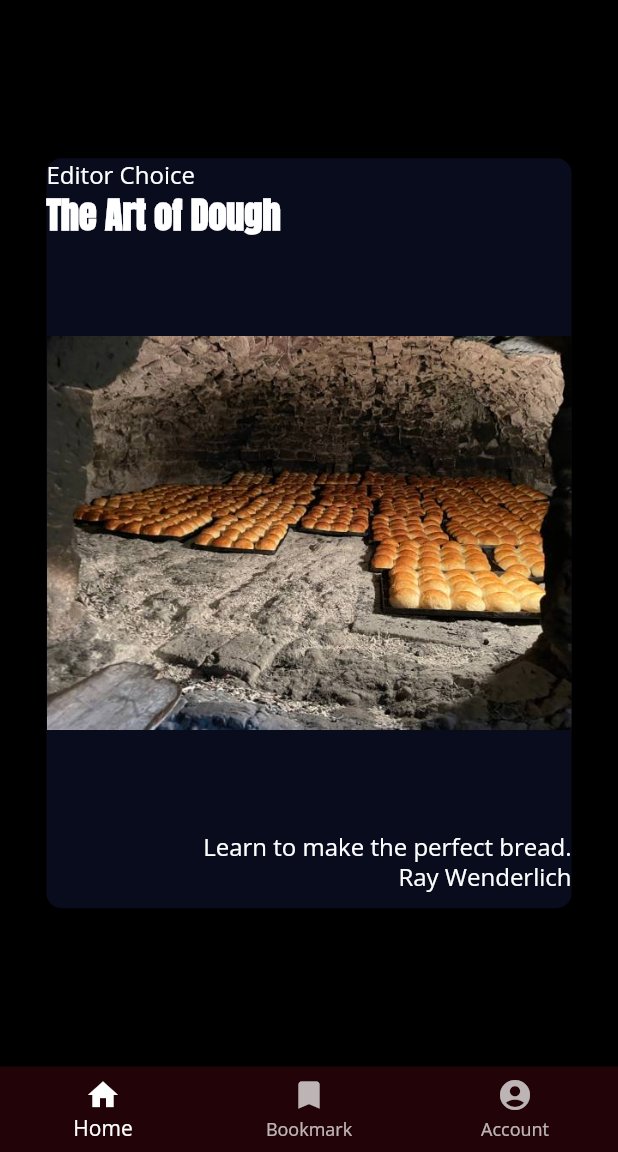
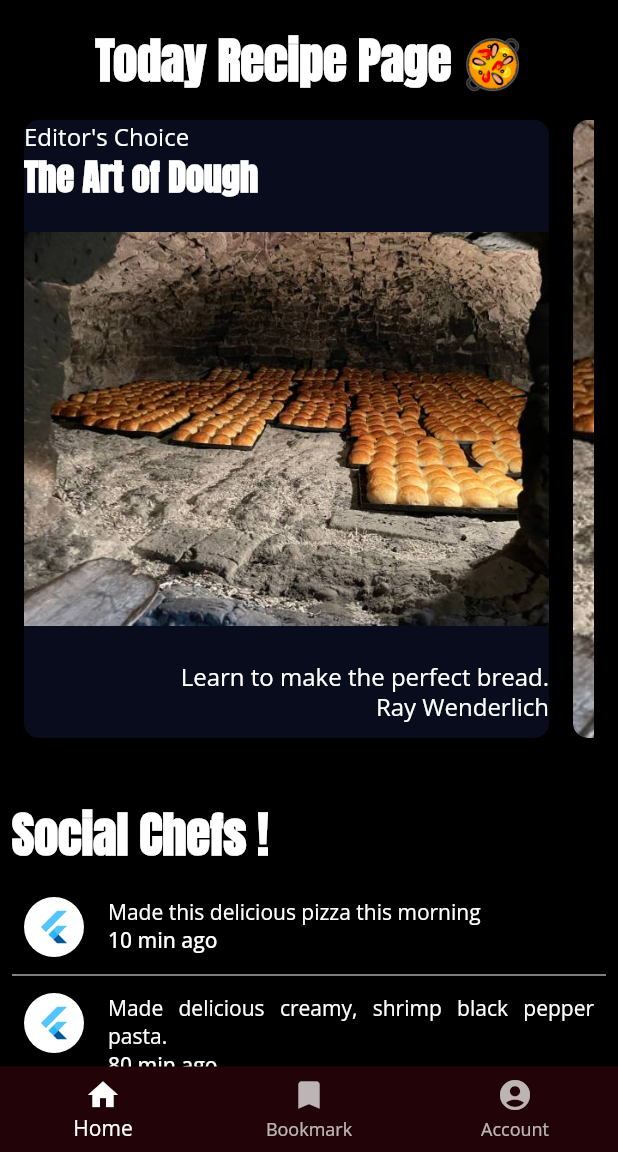
Before and after one commit to skaad102/app_book, a Flutter app: the screen it shows after launch, on a phone screen of 412 x 824 dp, the part 84-1236 px from its top. Run offline on Flutter 3.47's test engine with Material 2 defaults, Android fonts, the phone set to English and light mode, and no system bars; our stand-ins replace google_fonts.

Commit message:
fin capter 5

```diff
--- /dev/null
+++ b/lib/src/ui/page/explore_page.dart
@@ -0,0 +1,37 @@
+import 'package:app_book/src/model/explore_data.dart';
+import 'package:app_book/src/service/mock_fooderlinch_service.dart';
+import 'package:app_book/src/ui/widget/friend_post_list.dart';
+import 'package:flutter/material.dart';
+
+import 'today_recipe_page.dart';
+
+class ExplorePage extends StatelessWidget {
+  final mockService = MockFooderlichService();
+  ExplorePage({Key? key}) : super(key: key);
+
+  @override
+  Widget build(BuildContext context) {
+    return FutureBuilder(
+        future: mockService.getExploreData(),
+        builder: (context, AsyncSnapshot<ExploreData> snapshot) {
+          if (snapshot.connectionState == ConnectionState.done) {
+            final recipes = snapshot.data?.todayRecipes ?? [];
+            final posts = snapshot.data?.friendPosts ?? [];
+            return ListView(
+              physics: const BouncingScrollPhysics(),
+              scrollDirection: Axis.vertical,
+              children: [
+                TodayRecipePage(recipes: recipes),
+                const SizedBox(
+                  height: 16,
+                ),
+                FriendPostList(posts: posts)
+              ],
+            );
+          }
+          return const Center(
+            child: CircularProgressIndicator(),
+          );
+        });
+  }
+}
--- a/lib/src/ui/page/home.dart
+++ b/lib/src/ui/page/home.dart
@@ -1,6 +1,5 @@
-import 'package:app_book/src/ui/widget/card1.dart';
-import 'package:app_book/src/ui/widget/card2.dart';
-import 'package:app_book/src/ui/widget/card3.dart';
+import 'package:app_book/src/ui/page/explore_page.dart';
+import 'package:app_book/src/ui/page/recipes_page.dart';
 import 'package:flutter/material.dart';
 
 class Home extends StatefulWidget {
@@ -12,7 +11,10 @@ class Home extends StatefulWidget {
 
 class _HomeState extends State<Home> {
   int _selectedIndex = 0;
-  static List<Widget> page = const [Card1(), Card2(), Card3()];
+  static List<Widget> page = [
+    ExplorePage(),
+    RecipesPage(),
+  ];
 
   void _onItemTapped(int index) {
     setState(() {
--- /dev/null
+++ b/lib/src/ui/page/today_recipe_page.dart
@@ -0,0 +1,52 @@
+import 'package:app_book/src/model/explore_recipe.dart';
+import 'package:app_book/src/ui/widget/card1.dart';
+import 'package:flutter/material.dart';
+
+import '../widget/card2.dart';
+import '../widget/card3.dart';
+
+class TodayRecipePage extends StatelessWidget {
+  final List<ExploreRecipe> recipes;
+  const TodayRecipePage({Key? key, required this.recipes}) : super(key: key);
+  @override
+  Widget build(BuildContext context) {
+    final size = MediaQuery.of(context).size;
+    final styleCustom = Theme.of(context).textTheme;
+    return Padding(
+      padding: const EdgeInsets.all(16.0),
+      child: Column(
+        children: [
+          Text('Today Recipe Page 🥘', style: styleCustom.headline1),
+          const SizedBox(height: 16),
+          Container(
+            // width: double.infinity,
+            height: size.height * 0.5,
+            color: Colors.transparent,
+            child: ListView.separated(
+              physics: const BouncingScrollPhysics(),
+              scrollDirection: Axis.horizontal,
+              itemCount: recipes.length,
+              separatorBuilder: (_, __) => const SizedBox(width: 16),
+              itemBuilder: (_, i) {
+                final recipe = recipes[i];
+                return buildCard(recipe);
+              },
+            ),
+          ),
+        ],
+      ),
+    );
+  }
+
+  Widget buildCard(ExploreRecipe recipe) {
+    if (recipe.cardType == RecipeCardType.card1) {
+      return Card1(recipe: recipe);
+    } else if (recipe.cardType == RecipeCardType.card2) {
+      return Card2(recipe: recipe);
+    } else if (recipe.cardType == RecipeCardType.card3) {
+      return Card3(recipe: recipe);
+    } else {
+      throw Exception('This card doesn\'t exist yet');
+    }
+  }
+}
--- a/lib/src/ui/widget/author_card.dart
+++ b/lib/src/ui/widget/author_card.dart
@@ -1,7 +1,10 @@
 import 'package:flutter/material.dart';
 
 class AuthorCard extends StatefulWidget {
-  const AuthorCard({Key? key}) : super(key: key);
+  final String authorName;
+  final String title;
+  const AuthorCard({Key? key, required this.authorName, required this.title})
+      : super(key: key);
 
   @override
   State<AuthorCard> createState() => _AuthorCardState();
@@ -27,21 +30,21 @@ class _AuthorCardState extends State<AuthorCard> {
           Column(
             mainAxisAlignment: MainAxisAlignment.center,
             crossAxisAlignment: CrossAxisAlignment.start,
-            children: const [
+            children: [
               Text(
-                'Mike Katz',
-                style: TextStyle(
+                widget.authorName,
+                style: const TextStyle(
                   color: Colors.white,
                   fontSize: 16,
                   fontWeight: FontWeight.w700,
                 ),
               ),
-              SizedBox(
+              const SizedBox(
                 height: 4,
               ),
               Text(
-                'Flutter Developer',
-                style: TextStyle(
+                widget.title,
+                style: const TextStyle(
                   color: Colors.white,
                   fontSize: 14,
                   fontWeight: FontWeight.w700,
--- a/lib/src/ui/widget/card1.dart
+++ b/lib/src/ui/widget/card1.dart
@@ -1,13 +1,11 @@
 import 'package:flutter/material.dart';
 
+import '../../model/explore_recipe.dart';
 import '../theme/fooderlich_theme.dart';
 
 class Card1 extends StatelessWidget {
-  const Card1({Key? key}) : super(key: key);
-  final String category = 'Editor Choice';
-  final String notitle = 'The Art of Dough';
-  final String description = 'Learn to make the perfect bread.';
-  final String chef = 'Ray Wenderlich';
+  final ExploreRecipe recipe;
+  const Card1({Key? key, required this.recipe}) : super(key: key);
 
   @override
   Widget build(BuildContext context) {
@@ -22,13 +20,13 @@ class Card1 extends StatelessWidget {
           )),
       child: Stack(children: [
         Text(
-          category,
+          recipe.subtitle,
           style: FooderlichTheme.darkTextTheme.bodyText1,
         ),
         Positioned(
           top: 20,
           child: Text(
-            notitle,
+            recipe.title,
             style: FooderlichTheme.darkTextTheme.headline2,
           ),
         ),
@@ -36,7 +34,7 @@ class Card1 extends StatelessWidget {
           bottom: 30,
           right: 0,
           child: Text(
-            description,
+            recipe.message,
             style: FooderlichTheme.darkTextTheme.bodyText1,
           ),
         ),
@@ -44,7 +42,7 @@ class Card1 extends StatelessWidget {
           bottom: 10,
           right: 0,
           child: Text(
-            chef,
+            recipe.authorName,
             style: FooderlichTheme.darkTextTheme.bodyText1,
           ),
         ),
--- a/lib/src/ui/widget/card2.dart
+++ b/lib/src/ui/widget/card2.dart
@@ -2,8 +2,11 @@ import 'package:app_book/src/ui/theme/fooderlich_theme.dart';
 import 'package:app_book/src/ui/widget/author_card.dart';
 import 'package:flutter/material.dart';
 
+import '../../model/explore_recipe.dart';
+
 class Card2 extends StatelessWidget {
-  const Card2({Key? key}) : super(key: key);
+  final ExploreRecipe recipe;
+  const Card2({Key? key, required this.recipe}) : super(key: key);
 
   @override
   Widget build(BuildContext context) {
@@ -16,7 +19,7 @@ class Card2 extends StatelessWidget {
                 image: AssetImage('assets/bread.jpg'), fit: BoxFit.cover)),
         child: Stack(
           children: [
-            const AuthorCard(),
+            AuthorCard(authorName: recipe.authorName, title: recipe.role),
             Positioned(
               bottom: 16,
               right: 16,
--- /dev/null
+++ b/lib/src/ui/widget/friend_post.dart
@@ -0,0 +1,39 @@
+import 'package:app_book/src/model/post.dart';
+import 'package:flutter/material.dart';
+
+class FriendPost extends StatelessWidget {
+  final Post post;
+  const FriendPost({required this.post, Key? key}) : super(key: key);
+
+  @override
+  Widget build(BuildContext context) {
+    return Padding(
+      padding: const EdgeInsets.symmetric(horizontal: 8, vertical: 2),
+      child: Row(crossAxisAlignment: CrossAxisAlignment.start, children: [
+        const CircleAvatar(
+          radius: 20,
+          backgroundColor: Colors.white,
+          child: FlutterLogo(
+            size: 24,
+          ),
+        ),
+        const SizedBox(width: 16),
+        Expanded(
+          child: Column(
+            crossAxisAlignment: CrossAxisAlignment.start,
+            children: [
+              Text(
+                post.comment,
+                textAlign: TextAlign.justify,
+              ),
+              Text(
+                '${post.timestamp} min ago',
+                style: const TextStyle(fontWeight: FontWeight.w500),
+              ),
+            ],
+          ),
+        ),
+      ]),
+    );
+  }
+}
--- /dev/null
+++ b/lib/src/ui/widget/friend_post_list.dart
@@ -0,0 +1,45 @@
+import 'package:app_book/src/ui/widget/friend_post.dart';
+import 'package:flutter/material.dart';
+
+import '../../model/post.dart';
+
+class FriendPostList extends StatelessWidget {
+  final List<Post> posts;
+  const FriendPostList({required this.posts, Key? key}) : super(key: key);
+
+  @override
+  Widget build(BuildContext context) {
+    return Container(
+      padding: const EdgeInsets.all(8),
+      height: 400,
+      child: Column(
+        crossAxisAlignment: CrossAxisAlignment.start,
+        children: [
+          Text('Social Chefs ! ', style: Theme.of(context).textTheme.headline1),
+          const SizedBox(height: 16),
+          Expanded(child: _buildPostList(posts)),
+        ],
+      ),
+    );
+  }
+
+  Widget _buildPostList(List<Post> posts) {
+    return ListView.separated(
+      primary: false,
+      // physics: const NeverScrollableScrollPhysics(),
+      shrinkWrap: false,
+      itemCount: posts.length,
+      itemBuilder: (_, index) {
+        final post = posts[index];
+        return FriendPost(post: post);
+      },
+      separatorBuilder: (_, __) => const SizedBox(
+        height: 20,
+        child: Divider(
+          color: Colors.white,
+          height: 4,
+        ),
+      ),
+    );
+  }
+}
```
Also changed, not shown: lib/src/ui/page/recipes_page.dart (added, +28 -0 lines), lib/src/ui/widget/card3.dart (+18 -32 lines), lib/src/ui/widget/recipe/grid_view.dart (added, +25 -0 lines), lib/src/ui/widget/recipe/recipe_thumnai.dart (added, +51 -0 lines).
